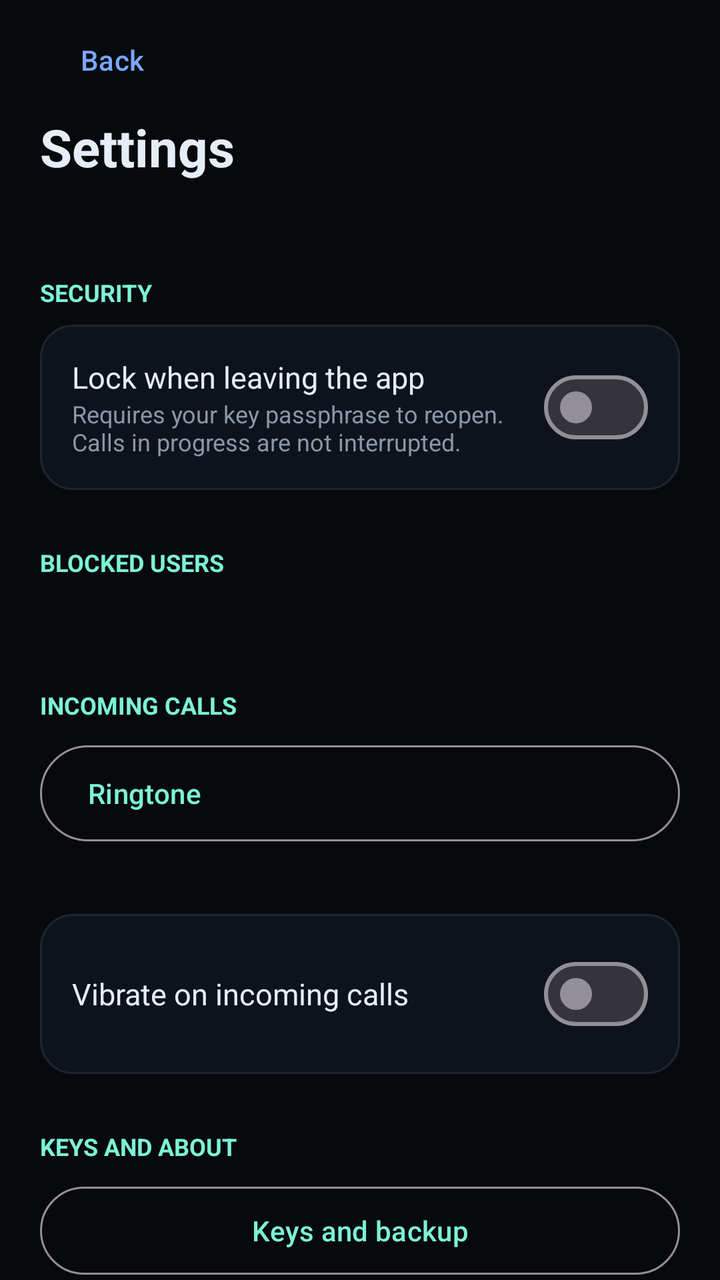
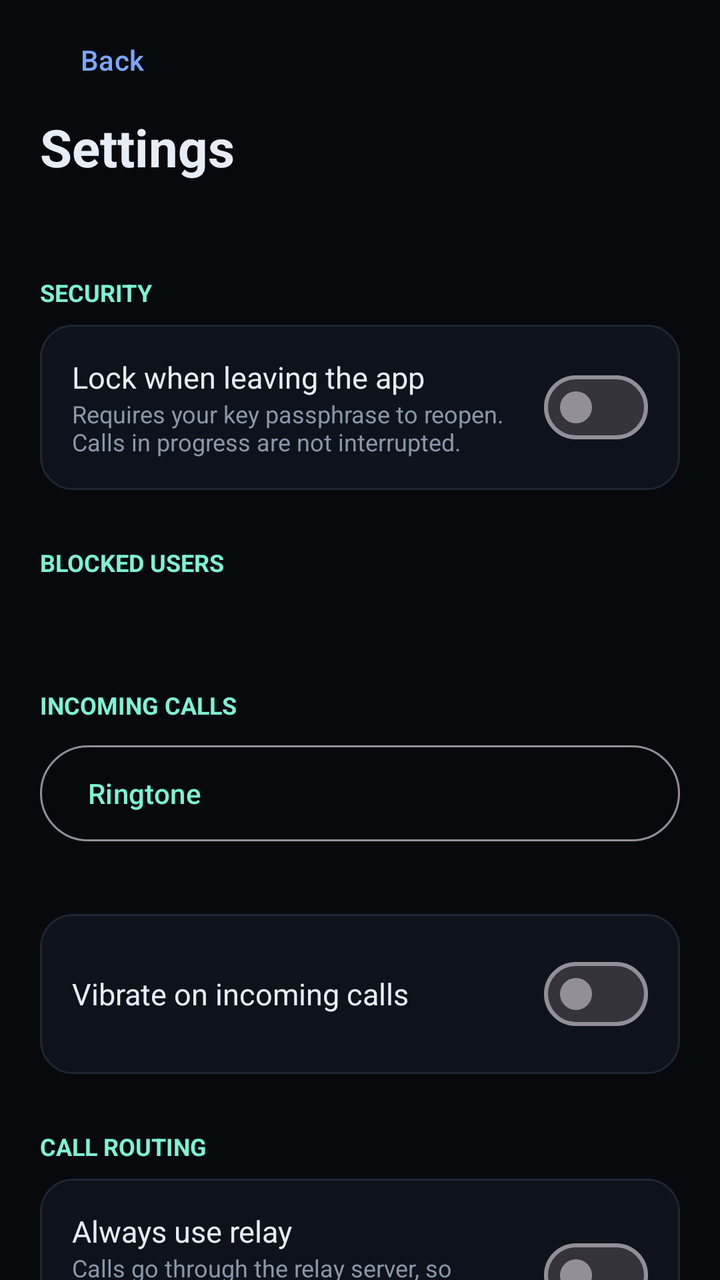

The first picture is an Android layout as it rendered before a commit; the second is the same layout after the commit. The layout source and the unified diff follow.
<!-- AndroidManifest.xml: application theme Theme.Sigil -->
<!-- res/layout/activity_settings.xml -->
<?xml version="1.0" encoding="utf-8"?>
<LinearLayout xmlns:android="http://schemas.android.com/apk/res/android"
    xmlns:app="http://schemas.android.com/apk/res-auto"
    android:layout_width="match_parent"
    android:layout_height="match_parent"
    android:background="@color/bg"
    android:orientation="vertical">

    <LinearLayout
        android:layout_width="match_parent"
        android:layout_height="wrap_content"
        android:gravity="center_vertical"
        android:orientation="horizontal"
        android:paddingStart="12dp"
        android:paddingEnd="20dp"
        android:paddingTop="8dp"
        android:paddingBottom="4dp">

        <com.google.android.material.button.MaterialButton
            android:id="@+id/back"
            style="@style/Widget.Material3.Button.TextButton"
            android:layout_width="wrap_content"
            android:layout_height="44dp"
            android:text="Back"
            android:textAllCaps="false"
            android:textColor="@color/blue" />
    </LinearLayout>

    <ScrollView
        android:layout_width="match_parent"
        android:layout_height="0dp"
        android:layout_weight="1"
        android:overScrollMode="never"
        android:scrollbars="none">

        <LinearLayout
            android:layout_width="match_parent"
            android:layout_height="wrap_content"
            android:orientation="vertical"
            android:paddingStart="20dp"
            android:paddingEnd="20dp"
            android:paddingBottom="24dp">

            <TextView
                android:layout_width="wrap_content"
                android:layout_height="wrap_content"
                android:text="Settings"
                android:textColor="@color/text"
                android:textSize="26sp"
                android:textStyle="bold" />

            <TextView
                android:id="@+id/username"
                android:layout_width="wrap_content"
                android:layout_height="wrap_content"
                android:layout_marginTop="4dp"
                android:textColor="@color/muted"
                android:textSize="14sp" />

            <TextView
                android:layout_width="wrap_content"
                android:layout_height="wrap_content"
                android:layout_marginTop="24dp"
                android:text="SECURITY"
                android:textColor="@color/teal"
                android:textSize="12sp"
                android:textStyle="bold" />

            <LinearLayout
                android:layout_width="match_parent"
                android:layout_height="wrap_content"
                android:layout_marginTop="8dp"
                android:background="@drawable/bg_card"
                android:gravity="center_vertical"
                android:orientation="horizontal"
                android:padding="16dp">

                <LinearLayout
                    android:layout_width="0dp"
                    android:layout_height="wrap_content"
                    android:layout_weight="1"
                    android:orientation="vertical">

                    <TextView
                        android:layout_width="wrap_content"
                        android:layout_height="wrap_content"
                        android:text="Lock when leaving the app"
                        android:textColor="@color/text"
                        android:textSize="15sp" />

                    <TextView
                        android:layout_width="wrap_content"
                        android:layout_height="wrap_content"
                        android:text="Requires your key passphrase to reopen. Calls in progress are not interrupted."
                        android:textColor="@color/muted"
                        android:textSize="12sp" />
                </LinearLayout>

                <com.google.android.material.materialswitch.MaterialSwitch
                    android:id="@+id/autoLock"
                    android:layout_width="wrap_content"
                    android:layout_height="wrap_content" />
            </LinearLayout>

            <TextView
                android:layout_width="wrap_content"
                android:layout_height="wrap_content"
                android:layout_marginTop="28dp"
                android:text="BLOCKED USERS"
                android:textColor="@color/teal"
                android:textSize="12sp"
                android:textStyle="bold" />

            <TextView
                android:id="@+id/blockedEmpty"
                android:layout_width="wrap_content"
                android:layout_height="wrap_content"
                android:layout_marginTop="8dp"
                android:textColor="@color/muted"
                android:textSize="14sp" />

            <LinearLayout
                android:id="@+id/blockedList"
                android:layout_width="match_parent"
                android:layout_height="wrap_content"
                android:orientation="vertical" />

            <TextView
                android:layout_width="wrap_content"
                android:layout_height="wrap_content"
                android:layout_marginTop="28dp"
                android:text="INCOMING CALLS"
                android:textColor="@color/teal"
                android:textSize="12sp"
                android:textStyle="bold" />

            <com.google.android.material.button.MaterialButton
                android:id="@+id/ringtoneBtn"
                style="@style/Widget.Material3.Button.OutlinedButton"
                android:layout_width="match_parent"
                android:layout_height="wrap_content"
                android:layout_marginTop="8dp"
                android:gravity="start|center_vertical"
                android:minHeight="56dp"
                android:text="Ringtone"
                android:textAllCaps="false" />

            <TextView
                android:id="@+id/ringtoneLabel"
                android:layout_width="wrap_content"
                android:layout_height="wrap_content"
                android:layout_marginTop="4dp"
                android:layout_marginStart="4dp"
                android:textColor="@color/muted"
                android:textSize="12sp" />

            <LinearLayout
                android:layout_width="match_parent"
                android:layout_height="wrap_content"
                android:layout_marginTop="12dp"
                android:background="@drawable/bg_card"
                android:gravity="center_vertical"
                android:orientation="horizontal"
                android:padding="16dp">

                <TextView
                    android:layout_width="0dp"
                    android:layout_height="wrap_content"
                    android:layout_weight="1"
                    android:text="Vibrate on incoming calls"
                    android:textColor="@color/text"
                    android:textSize="15sp" />

                <com.google.android.material.materialswitch.MaterialSwitch
                    android:id="@+id/vibrateSwitch"
                    android:layout_width="wrap_content"
                    android:layout_height="wrap_content" />
            </LinearLayout>

            <TextView
                android:layout_width="wrap_content"
                android:layout_height="wrap_content"
                android:layout_marginTop="28dp"
                android:text="KEYS AND ABOUT"
                android:textColor="@color/teal"
                android:textSize="12sp"
                android:textStyle="bold" />

            <com.google.android.material.button.MaterialButton
                android:id="@+id/keysBtn"
                style="@style/Widget.Material3.Button.OutlinedButton"
                android:layout_width="match_parent"
                android:layout_height="52dp"
                android:layout_marginTop="8dp"
                android:text="Keys and backup"
                android:textAllCaps="false" />

            <com.google.android.material.button.MaterialButton
                android:id="@+id/aboutBtn"
                style="@style/Widget.Material3.Button.OutlinedButton"
                android:layout_width="match_parent"
                android:layout_height="52dp"
                android:layout_marginTop="10dp"
                android:text="About and privacy policy"
                android:textAllCaps="false" />
        </LinearLayout>
    </ScrollView>
</LinearLayout>
<!-- resources referenced by this layout -->
<resources>
  <color name="bg">#FF07090D</color>
  <color name="blue">#FF7AA7FF</color>
  <color name="muted">#FF8A97A8</color>
  <color name="teal">#FF7CF3D4</color>
  <color name="text">#FFE6EDF6</color>
  <!-- drawable bg_card (drawable) -->
  <?xml version="1.0" encoding="utf-8"?>
  <shape xmlns:android="http://schemas.android.com/apk/res/android" android:shape="rectangle">
      <solid android:color="@color/panel" />
      <stroke android:width="1dp" android:color="@color/line" />
      <corners android:radius="16dp" />
  </shape>
  <style name="Theme.Sigil" parent="Theme.Material3.Dark.NoActionBar">
          <item name="colorPrimary">@color/teal</item>
          <item name="colorOnPrimary">@color/ink</item>
          <item name="colorSecondary">@color/blue</item>
          <item name="colorOnSecondary">@color/ink</item>
          <item name="colorSurface">@color/panel</item>
          <item name="colorOnSurface">@color/text</item>
          <item name="android:colorBackground">@color/bg</item>
          <item name="android:windowBackground">@color/bg</item>
          <item name="android:statusBarColor">@color/bg</item>
          <item name="android:navigationBarColor">@color/bg</item>
          <item name="android:windowLightStatusBar">false</item>
      </style>
  <color name="panel">#FF0E131B</color>
  <color name="line">#FF1D2633</color>
  <color name="ink">#FF04201A</color>
</resources>

<!-- the commit's change to res/layout/activity_settings.xml (unified diff, before → after) -->
@@ -181,6 +181,51 @@
                 android:layout_width="wrap_content"
                 android:layout_height="wrap_content"
                 android:layout_marginTop="28dp"
+                android:text="CALL ROUTING"
+                android:textColor="@color/teal"
+                android:textSize="12sp"
+                android:textStyle="bold" />
+
+            <LinearLayout
+                android:layout_width="match_parent"
+                android:layout_height="wrap_content"
+                android:layout_marginTop="8dp"
+                android:background="@drawable/bg_card"
+                android:gravity="center_vertical"
+                android:orientation="horizontal"
+                android:padding="16dp">
+
+                <LinearLayout
+                    android:layout_width="0dp"
+                    android:layout_height="wrap_content"
+                    android:layout_weight="1"
+                    android:orientation="vertical">
+
+                    <TextView
+                        android:layout_width="wrap_content"
+                        android:layout_height="wrap_content"
+                        android:text="Always use relay"
+                        android:textColor="@color/text"
+                        android:textSize="15sp" />
+
+                    <TextView
+                        android:layout_width="wrap_content"
+                        android:layout_height="wrap_content"
+                        android:text="Calls go through the relay server, so neither person sees the other's IP address. Recommended."
+                        android:textColor="@color/muted"
+                        android:textSize="12sp" />
+                </LinearLayout>
+
+                <com.google.android.material.materialswitch.MaterialSwitch
+                    android:id="@+id/relaySwitch"
+                    android:layout_width="wrap_content"
+                    android:layout_height="wrap_content" />
+            </LinearLayout>
+
+            <TextView
+                android:layout_width="wrap_content"
+                android:layout_height="wrap_content"
+                android:layout_marginTop="28dp"
                 android:text="KEYS AND ABOUT"
                 android:textColor="@color/teal"
                 android:textSize="12sp"
